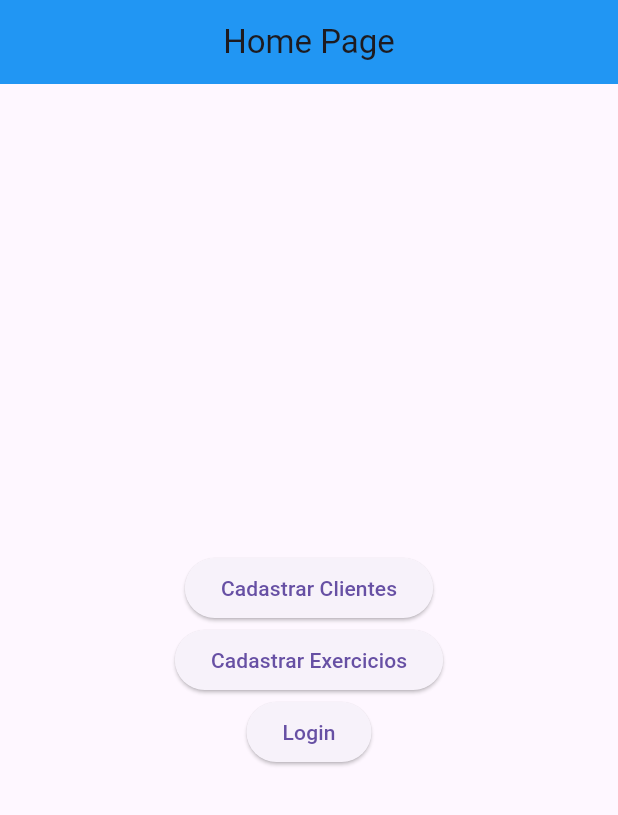
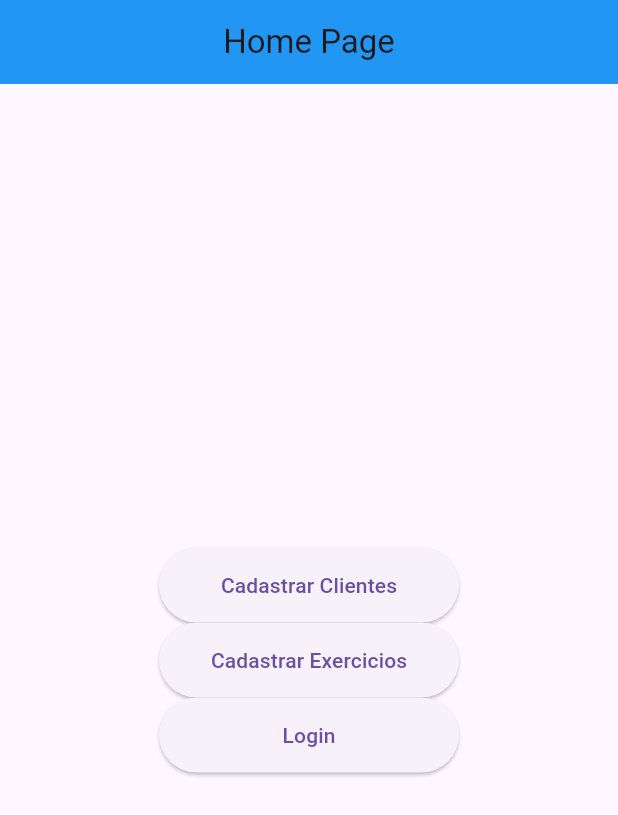
Before and after one commit to Josemarcio15/Dart-Flutter, a Flutter app: the screen it shows after launch, on a phone screen of 412 x 824 dp. Shown: the top 815 px of the screen. Run offline on Flutter 3.47's test engine with Material 3 defaults, Android fonts, the light colour scheme and no system bars; our stand-ins replace go_router.

Commit message:
autenticação

```diff
--- a/sys_academy/lib/view/home_page.dart
+++ b/sys_academy/lib/view/home_page.dart
@@ -18,17 +18,29 @@ class HomePage extends StatelessWidget {
           Column(
             mainAxisAlignment: MainAxisAlignment.center,
             children: [
-              ElevatedButton(
+              SizedBox(
+                height: 50,
+                width: 200,
+                child: ElevatedButton(
                   onPressed: () => GoRouter.of(context).push('/cadastro'),
                   child: Text('Cadastrar Clientes'),
                 ),
-              ElevatedButton(
+              ),
+              SizedBox(
+                height: 50,
+                width: 200,
+                child: ElevatedButton(
                   onPressed: () => GoRouter.of(context).push('/cadastro'),
                   child: Text('Cadastrar Exercicios'),
                 ),
-              ElevatedButton(
+              ),
+              SizedBox(
+                height: 50,
+                width: 200,
+                child: ElevatedButton(
                   onPressed: () => GoRouter.of(context).push('/login'),
                   child: Text('Login'),
+                ),
               ),
             ],
           ),
```
Also changed, not shown: sys_academy/lib/controller/autenticar_service.dart (added, +12 -0 lines), sys_academy/lib/view/login_page.dart (+28 -1 lines). Lines whose indentation alone changed are shown as unchanged.
